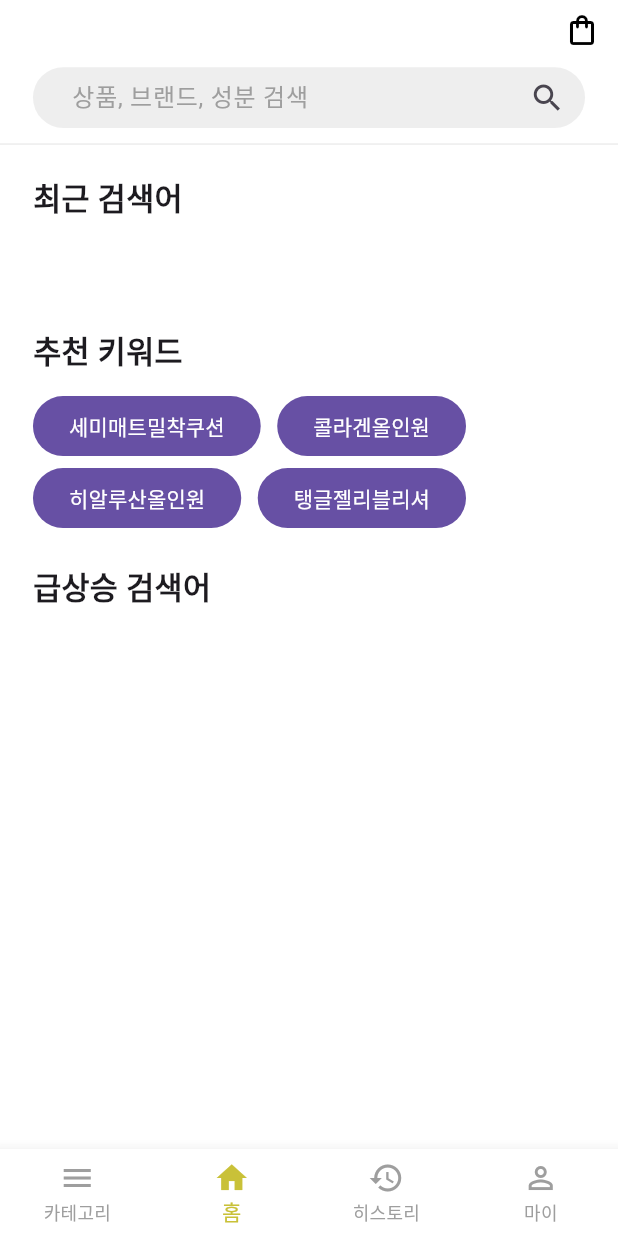
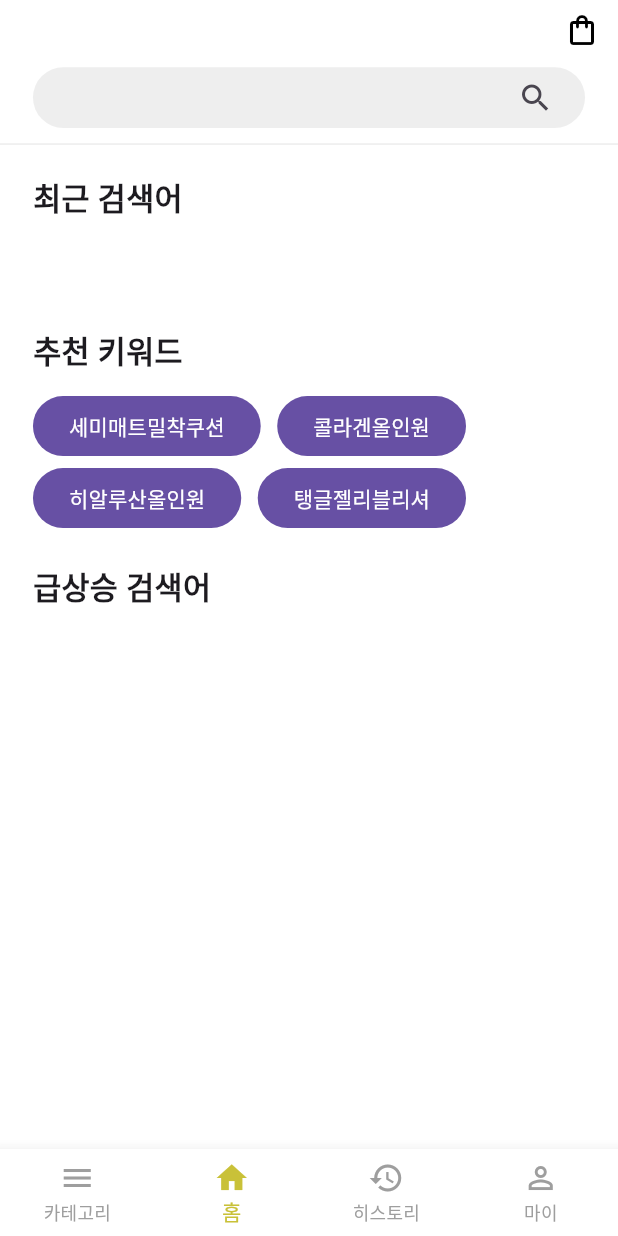
Before and after one commit to devwonkyo/OnlyveU, a Flutter app: the SearchScreen screen opened by its route, on a phone screen of 412 x 824 dp. Run offline on Flutter 3.47's test engine with Material 3 defaults, Android fonts, the phone set to English and light mode, and no system bars; our stand-ins replace bloc, cloud_firestore, equatable, firebase_auth, firebase_core, flutter_bloc and 6 more; missing offline and left inert: kakao_flutter_sdk_common, kakao_flutter_sdk_user; accounts and stored records are empty; Roboto replaces fonts that are missing (Pretendard).

Commit message:
검색 기능 개선을 위한 SearchViewBloc 및 SearchTextFieldBloc 추가, 관련 이벤트 및 상태 클래스 정의

```diff
--- a/lib/main.dart
+++ b/lib/main.dart
@@ -24,6 +24,7 @@ import 'blocs/history/history_bloc.dart';
 import 'blocs/search/search/search_bloc.dart';
 import 'core/router.dart';
 import 'firebase_options.dart';
+import 'screens/search/search_text_field/bloc/search_text_field_bloc.dart';
 
 void main() async {
   // Flutter 바인딩 초기화 (반드시 필요)
@@ -93,6 +94,9 @@ class MyApp extends StatelessWidget {
                   productRepository: ProductRepository(),
                 ),
               ),
+              BlocProvider<SearchTextFieldBloc>(
+                create: (context) => SearchTextFieldBloc(),
+              ),
             ],
             child: BlocBuilder<ThemeBloc, ThemeState>(
               builder: (context, state) {
--- a/lib/screens/search/search_screen.dart
+++ b/lib/screens/search/search_screen.dart
@@ -1,13 +1,12 @@
 import 'package:flutter/material.dart';
 import 'package:flutter_bloc/flutter_bloc.dart';
-import 'package:onlyveyou/screens/search/widgets/search_result_screen.dart';
-import 'package:onlyveyou/screens/search/widgets/search_suggestion_screen.dart';
 import 'package:flutter_screenutil/flutter_screenutil.dart';
-
-import '../../blocs/search/search/search_bloc.dart';
-import 'widgets/search_initial_screen.dart';
-import 'widgets/search_service.dart';
-import 'widgets/search_text_field.dart';
+import 'package:onlyveyou/blocs/search/search/search_bloc.dart';
+import 'package:onlyveyou/screens/search/search_text_field/bloc/search_text_field_bloc.dart';
+import 'package:onlyveyou/screens/search/search_text_field/search_text_field.dart';
+import 'package:onlyveyou/screens/search/search_view/bloc/search_view_bloc.dart';
+import 'package:onlyveyou/screens/search/widgets/search_initial_screen.dart';
+import 'package:onlyveyou/screens/search/widgets/search_service.dart';
 
 class SearchScreen extends StatefulWidget {
   const SearchScreen({super.key});
@@ -36,7 +35,16 @@ class _SearchScreenState extends State<SearchScreen> {
 
   @override
   Widget build(BuildContext context) {
-    return GestureDetector(
+    return MultiBlocProvider(
+      providers: [
+        BlocProvider<SearchTextFieldBloc>(
+          create: (context) => SearchTextFieldBloc(),
+        ),
+        BlocProvider<SearchViewBloc>(
+          create: (context) => SearchViewBloc(),
+        ),
+      ],
+      child: GestureDetector(
         onTap: () {
           FocusScope.of(context).unfocus();
         },
@@ -46,8 +54,8 @@ class _SearchScreenState extends State<SearchScreen> {
             elevation: 0,
             actions: [
               IconButton(
-              icon:
-                  const Icon(Icons.shopping_bag_outlined, color: Colors.black),
+                icon: const Icon(Icons.shopping_bag_outlined,
+                    color: Colors.black),
                 onPressed: () {},
               ),
             ],
@@ -60,34 +68,35 @@ class _SearchScreenState extends State<SearchScreen> {
                   ),
                 ),
                 child: Padding(
-                padding: EdgeInsets.symmetric(horizontal: 20.w, vertical: 10.h),
+                  padding:
+                      EdgeInsets.symmetric(horizontal: 20.w, vertical: 10.h),
                   child: SearchTextField(
-                  controller: _messageController,
-                  onPressed: _sendMessage,
+                      // controller: _messageController,
+                      // onSubmitted: _sendMessage,
                       ),
                 ),
               ),
             ),
           ),
           // 나중에 리팩토링
-        body: BlocBuilder<SearchBloc, SearchState>(
+          body: BlocBuilder<SearchViewBloc, SearchViewState>(
             builder: (context, state) {
-            if (_messageController.text.isEmpty) {
-              state = SearchInitialState();
-            }
               return switch (state) {
-              SearchInitialState() =>
-                SearchInitialScreen(controller: _messageController),
-              SearchSuggestionState() => SearchSuggestionScreen(
-                  suggestions: state.suggestions,
-                  controller: _messageController,
-                ),
-              SearchResultState() => SearchResultScreen(results: state.results),
-              SearchErrorState() => Text(state.message),
-              SearchLoadingState() =>
+                Home() => SearchInitialScreen(controller: _messageController),
+                Suggestion() =>
+                  // SearchSuggestionScreen(
+                  //     suggestions: state.suggestions,
+                  //     controller: _messageController,
+                  //   ),
                   const Center(child: CircularProgressIndicator()),
+                Result() =>
+                  // SearchResultScreen(results: state.results),
+                  const Center(child: CircularProgressIndicator()),
+                Loading() => const Center(child: CircularProgressIndicator()),
+                Object() => throw UnimplementedError(),
               };
             },
+          ),
         ),
       ),
     );
--- /dev/null
+++ b/lib/screens/search/search_text_field/bloc/search_text_field_event.dart
@@ -0,0 +1,22 @@
+part of 'search_text_field_bloc.dart';
+
+sealed class SearchTextFieldEvent extends Equatable {
+  const SearchTextFieldEvent();
+
+  @override
+  List<Object> get props => [];
+}
+
+final class TextChanged extends SearchTextFieldEvent {
+  final String text;
+
+  const TextChanged(this.text);
+}
+
+final class TextSubmitted extends SearchTextFieldEvent {
+  final String text;
+
+  const TextSubmitted(this.text);
+}
+
+final class TextDelete extends SearchTextFieldEvent {}
--- /dev/null
+++ b/lib/screens/search/search_text_field/bloc/search_text_field_state.dart
@@ -0,0 +1,14 @@
+part of 'search_text_field_bloc.dart';
+
+sealed class SearchTextFieldState extends Equatable {
+  const SearchTextFieldState();
+
+  @override
+  List<Object> get props => [];
+}
+
+final class Empty extends SearchTextFieldState {}
+
+final class Typing extends SearchTextFieldState {}
+
+final class Submitted extends SearchTextFieldState {}
--- /dev/null
+++ b/lib/screens/search/search_text_field/search_text_field.dart
@@ -0,0 +1,145 @@
+import 'package:flutter/material.dart';
+import 'package:flutter_screenutil/flutter_screenutil.dart';
+
+enum SearchTextFieldStatus {
+  empty,
+  typing,
+  submitted,
+}
+
+class SearchTextField extends StatefulWidget {
+  const SearchTextField({
+    super.key,
+    this.onSubmitted,
+    this.hintText,
+  });
+  final void Function(String)? onSubmitted;
+  final String? hintText;
+
+  @override
+  State<SearchTextField> createState() => _SearchTextFieldState();
+}
+
+class _SearchTextFieldState extends State<SearchTextField> {
+  late TextEditingController _controller;
+  SearchTextFieldStatus _state = SearchTextFieldStatus.empty;
+
+  @override
+  void initState() {
+    super.initState();
+    _controller = TextEditingController();
+    _controller.addListener(_onTextChanged);
+  }
+
+  @override
+  void dispose() {
+    _controller.removeListener(_onTextChanged);
+    _controller.dispose();
+    super.dispose();
+  }
+
+  void _onTextChanged() {
+    if (_state != SearchTextFieldStatus.typing && _controller.text.isNotEmpty) {
+      return setState(() {
+        _state = SearchTextFieldStatus.typing;
+      });
+    } else if (_state == SearchTextFieldStatus.submitted &&
+        _controller.text.isEmpty) {
+      return setState(() {
+        _state = SearchTextFieldStatus.empty;
+      });
+    }
+  }
+
+  void _onSubmitted(String? text) {
+    if (text == null) {
+      text = _controller.text;
+    } else {
+      _controller.text = text;
+    }
+    setState(() {
+      _state = SearchTextFieldStatus.submitted;
+    });
+    FocusScope.of(context).unfocus();
+  }
+
+  void _onDelete() {
+    setState(() {
+      _controller.clear();
+      _state = SearchTextFieldStatus.empty;
+    });
+  }
+
+  @override
+  Widget build(BuildContext context) {
+    print(_controller.text);
+    print(_state);
+    return SizedBox(
+      width: double.infinity,
+      height: 40.h,
+      child: TextField(
+        minLines: 1,
+        maxLines: 1,
+        controller: _controller,
+        onSubmitted: _onSubmitted,
+        // 입력창
+        decoration: InputDecoration(
+          filled: true,
+          fillColor: const Color(0xFFEEEEEE),
+          contentPadding:
+              EdgeInsets.symmetric(horizontal: 20.w, vertical: 10.h),
+          hintText: widget.hintText,
+          hintStyle:
+              const TextStyle(color: Colors.grey, fontWeight: FontWeight.w400),
+          enabledBorder: OutlineInputBorder(
+            borderSide: const BorderSide(
+              color: Colors.transparent,
+            ),
+            borderRadius: BorderRadius.circular(25.r),
+          ),
+          focusedBorder: OutlineInputBorder(
+            borderSide: const BorderSide(
+              color: Colors.transparent,
+            ),
+            borderRadius: BorderRadius.circular(25.r),
+          ),
+          // 보내기 버튼
+          suffixIcon: Row(
+            mainAxisSize: MainAxisSize.min,
+            mainAxisAlignment: MainAxisAlignment.end,
+            children: [
+              Visibility(
+                visible: _state != SearchTextFieldStatus.empty,
+                child: GestureDetector(
+                  onTap: _onDelete,
+                  child: SizedBox(
+                    width: 40.w,
+                    child: Icon(
+                      Icons.cancel,
+                      color: Colors.grey[400],
+                    ),
+                  ),
+                ),
+              ),
+              Visibility(
+                visible: _state != SearchTextFieldStatus.submitted,
+                child: GestureDetector(
+                  onTap: () {
+                    _onSubmitted('helloWWWW');
+                  },
+                  child: SizedBox(
+                    width: 40.w,
+                    child: const Icon(
+                      Icons.search,
+                    ),
+                  ),
+                ),
+              ),
+              SizedBox(width: 10.w),
+            ],
+          ),
+        ),
+      ),
+    );
+  }
+}
--- /dev/null
+++ b/lib/screens/search/search_view/bloc/search_view_event.dart
@@ -0,0 +1,14 @@
+part of 'search_view_bloc.dart';
+
+sealed class SearchViewEvent extends Equatable {
+  const SearchViewEvent();
+
+  @override
+  List<Object> get props => [];
+}
+
+final class ChangeView extends SearchViewEvent {
+  final SearchTextFieldStatus newStatus;
+
+  const ChangeView({required this.newStatus});
+}
--- /dev/null
+++ b/lib/screens/search/search_view/bloc/search_view_state.dart
@@ -0,0 +1,16 @@
+part of 'search_view_bloc.dart';
+
+sealed class SearchViewState extends Equatable {
+  const SearchViewState();
+
+  @override
+  List<Object> get props => [];
+}
+
+final class Home extends SearchViewState {}
+
+final class Suggestion extends SearchViewState {}
+
+final class Result extends SearchViewState {}
+
+final class Loading extends SearchViewState {}
--- a/lib/screens/search/widgets/search_initial_screen.dart
+++ b/lib/screens/search/widgets/search_initial_screen.dart
@@ -36,7 +36,7 @@ class _SearchInitialScreenState extends State<SearchInitialScreen> {
 
   @override
   Widget build(BuildContext context) {
-    print('build!!!!: ${widget.recentSearches}');
+    // print('build!!!!: ${widget.recentSearches}');
     return SingleChildScrollView(
       child: Padding(
         padding: EdgeInsets.only(top: 20.h),
--- a/lib/screens/search/widgets/search_text_field.dart
+++ /dev/null
@@ -1,92 +0,0 @@
-import 'package:flutter/material.dart';
-import 'package:flutter_bloc/flutter_bloc.dart';
-import 'package:flutter_screenutil/flutter_screenutil.dart';
-import 'package:onlyveyou/blocs/search/search/search_bloc.dart';
-
-class SearchTextField extends StatefulWidget {
-  const SearchTextField({
-    super.key,
-    required this.controller,
-    required this.onPressed,
-  });
-  final TextEditingController controller;
-  final void Function() onPressed;
-
-  @override
-  State<SearchTextField> createState() => _SearchTextFieldState();
-}
-
-class _SearchTextFieldState extends State<SearchTextField> {
-  @override
-  Widget build(BuildContext context) {
-    return SizedBox(
-      width: double.infinity, // 원하는 너비 설정
-      height: 40.h, // 원하는 높이 설정
-      child: TextField(
-        minLines: 1,
-        maxLines: 1,
-        controller: widget.controller,
-        onChanged: (newSearchTerm) {
-          setState(() {});
-          context.read<SearchBloc>().add(TextChangedEvent(text: newSearchTerm));
-        },
-        // 입력창
-        decoration: InputDecoration(
-          filled: true,
-          fillColor: Colors.grey[200],
-          contentPadding:
-              EdgeInsets.symmetric(horizontal: 20.w, vertical: 10.h),
-          hintText: '상품, 브랜드, 성분 검색',
-          hintStyle:
-              const TextStyle(color: Colors.grey, fontWeight: FontWeight.w400),
-          enabledBorder: OutlineInputBorder(
-            borderSide: const BorderSide(
-              color: Colors.transparent,
-            ),
-            borderRadius: BorderRadius.circular(25.r),
-          ),
-          focusedBorder: OutlineInputBorder(
-            borderSide: const BorderSide(
-              color: Colors.transparent,
-            ),
-            borderRadius: BorderRadius.circular(25.r),
-          ),
-          // 보내기 버튼
-          suffixIcon: Container(
-            width: 70.w,
-            // color: Colors.red,
-            padding: EdgeInsets.only(right: 12.w),
-            child: Row(
-              mainAxisSize: MainAxisSize.min,
-              mainAxisAlignment: MainAxisAlignment.spaceBetween,
-              children: [
-                Visibility(
-                  visible: widget.controller.text.isNotEmpty,
-                  child: GestureDetector(
-                    onTap: () {
-                      setState(() {});
-                      widget.controller.text = '';
-                      context
-                          .read<SearchBloc>()
-                          .add(const TextChangedEvent(text: ''));
-                    },
-                    child: Icon(
-                      Icons.cancel,
-                      color: Colors.grey[400],
-                    ),
-                  ),
-                ),
-                GestureDetector(
-                  onTap: widget.onPressed,
-                  child: const Icon(
-                    Icons.search,
-                  ),
-                ),
-              ],
-            ),
-          ),
-        ),
-      ),
-    );
-  }
-}
```
Also changed, not shown: lib/screens/search/search_text_field/bloc/search_text_field_bloc.dart (added, +43 -0 lines), lib/screens/search/search_view/bloc/search_view_bloc.dart (added, +33 -0 lines), lib/screens/search/search_view/search_home_view.dart (added), lib/screens/search/search_view/search_result_view.dart (added), lib/screens/search/search_view/search_suggestion_view.dart (added). Lines whose indentation alone changed are shown as unchanged.
